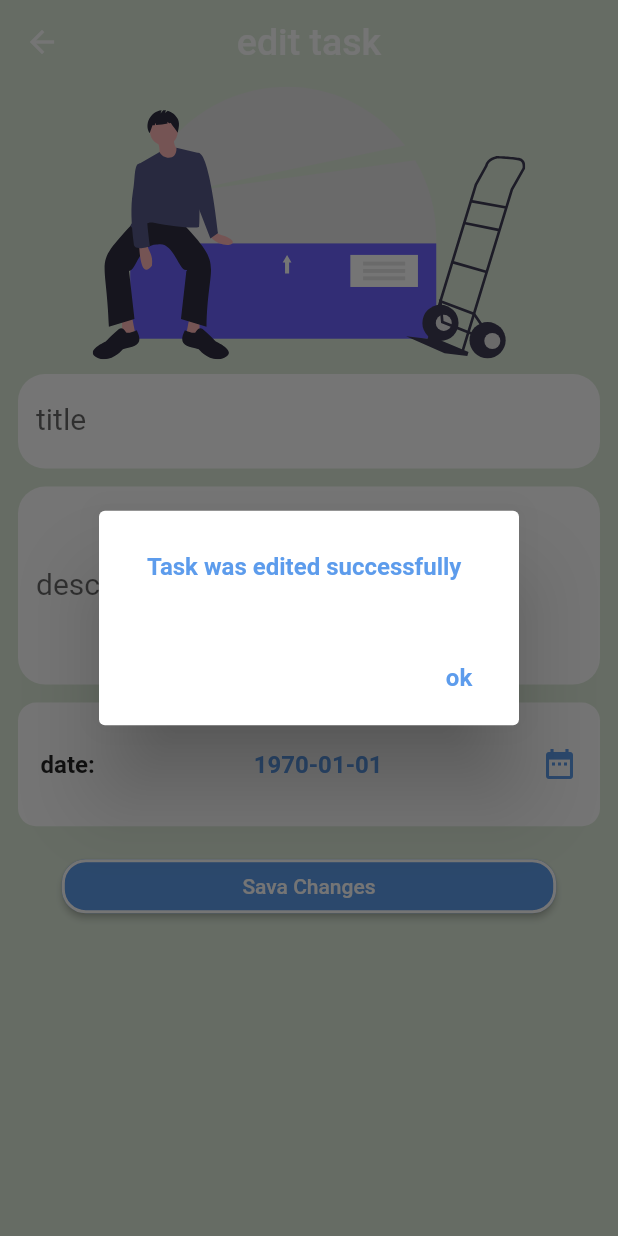
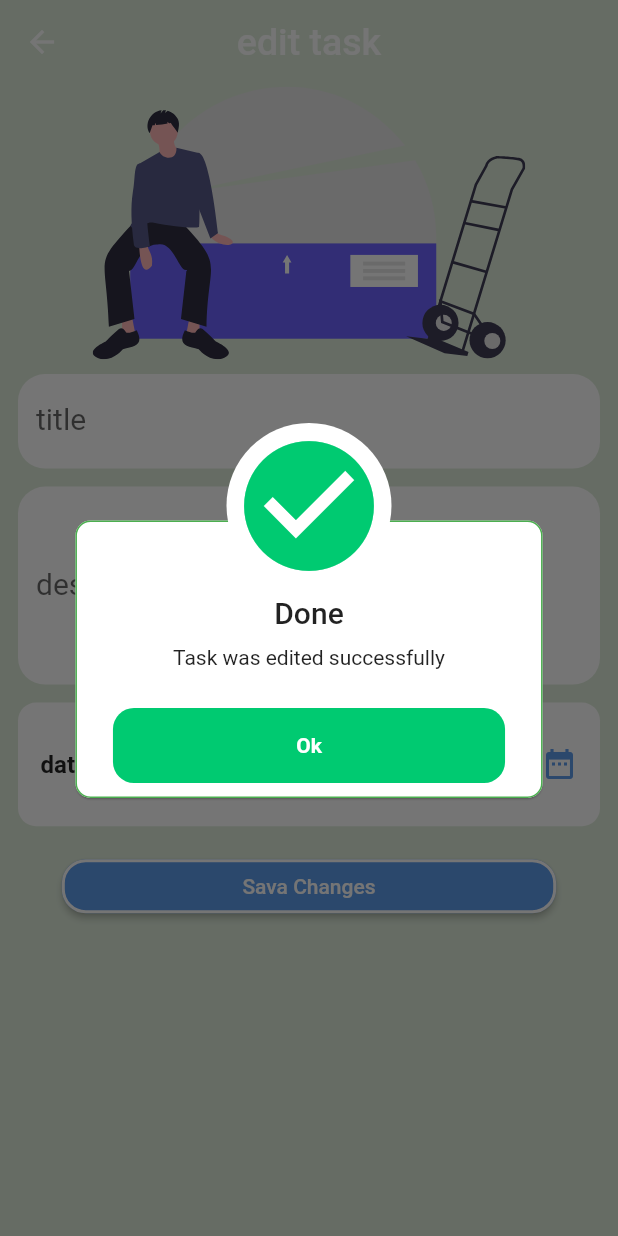
Before and after one commit to MohamedFouad99/todo_with_firestore, a Flutter app: the EditScreen screen opened directly with empty values, after a tap on "Sava Changes", on a phone screen of 412 x 824 dp. Run offline on Flutter 3.47's test engine with Material 2 defaults, Android fonts, the phone set to English and light mode, and no system bars; our stand-ins replace awesome_dialog, cloud_firestore, firebase_core, flutter_slidable, flutter_svg; missing offline and left inert: calender_picker; accounts and stored records are empty.

```diff
--- a/lib/view/home/edit_screen.dart
+++ b/lib/view/home/edit_screen.dart
@@ -230,10 +230,12 @@ class _EditScreenState extends State<EditScreen> {
     editTaskFromFireStore(task, selectedDate).then((value) {
       showLoading(context, 'loading...', isCancelable: false);
       hideDialoge(context);
-      showMessage(context, 'Task was edited successfully', 'ok', () {
-        Navigator.pop(context);
-        Navigator.pop(context);
-      }, isCanclelable: false);
+      showAwsomeDialogSuccess(context, 'Task was edited successfully',
+          title: 'Done', isCanclelable: false);
+      // showMessage(context, 'Task was edited successfully', 'ok', () {
+      //   Navigator.pop(context);
+      //   Navigator.pop(context);
+      // }, isCanclelable: false);
     }).catchError((onError) {
       hideDialoge(context);
       showMessage(context, 'some thing went wrong. try again later', 'ok', () {
--- a/lib/view/ui_utils.dart
+++ b/lib/view/ui_utils.dart
@@ -2,6 +2,7 @@
 
 import 'package:flutter/material.dart';
 import 'my_theme.dart';
+import 'package:awesome_dialog/awesome_dialog.dart';
 
 void showLoading(BuildContext context, String message,
     {bool isCancelable = false}) {
@@ -57,6 +58,7 @@ void showMessage(BuildContext context, String message, String postiveActionText,
               fontWeight: FontWeight.w600),
         )));
   }
+
   showDialog(
       barrierDismissible: isCanclelable,
       context: context,
@@ -75,3 +77,38 @@ void showMessage(BuildContext context, String message, String postiveActionText,
             actions: actions);
       });
 }
+
+void showAwsomeDialogSuccess(BuildContext context, String content,
+    {String title = '', bool isCanclelable = true}) {
+  AwesomeDialog(
+    context: context,
+    dialogType: DialogType.success,
+    borderSide: const BorderSide(
+      color: Colors.green,
+      width: 1,
+    ),
+    width: MediaQuery.of(context).size.width * .95,
+    buttonsBorderRadius: const BorderRadius.all(
+      Radius.circular(14),
+    ),
+    dismissOnTouchOutside: isCanclelable,
+    dismissOnBackKeyPress: isCanclelable,
+    // onDismissCallback: (type) {
+    //   ScaffoldMessenger.of(context).showSnackBar(
+    //     SnackBar(
+    //       content: Text('Dismissed by $type'),
+    //     ),
+    //   );
+    // },
+    headerAnimationLoop: true,
+    animType: AnimType.scale,
+    title: title,
+    desc: content,
+    showCloseIcon: false,
+    // btnCancelOnPress: () {},
+    btnOkOnPress: () {
+      Navigator.pop(context);
+      //  Navigator.pop(context);
+    },
+  ).show();
+}
--- a/pubspec.yaml
+++ b/pubspec.yaml
@@ -30,6 +30,7 @@ environment:
 # versions available, run `flutter pub outdated`.
 dependencies:
 
+  awesome_dialog: ^3.0.2
   calendar_timeline: ^1.1.0
   calender_picker: ^1.0.7
   cloud_firestore: ^4.3.1
```
Also changed, not shown: pubspec.lock.
